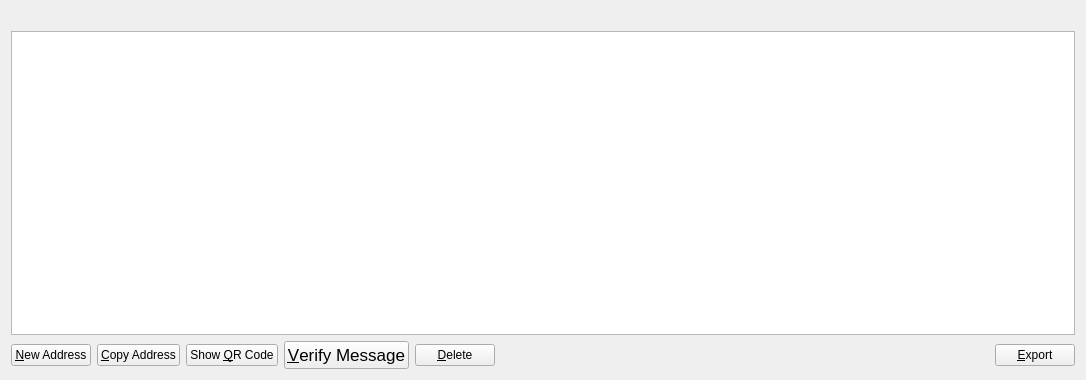
First picture: the form in src/qt/forms/addressbookpage.ui, repository smileycoin/smileyCoin, before the edit.
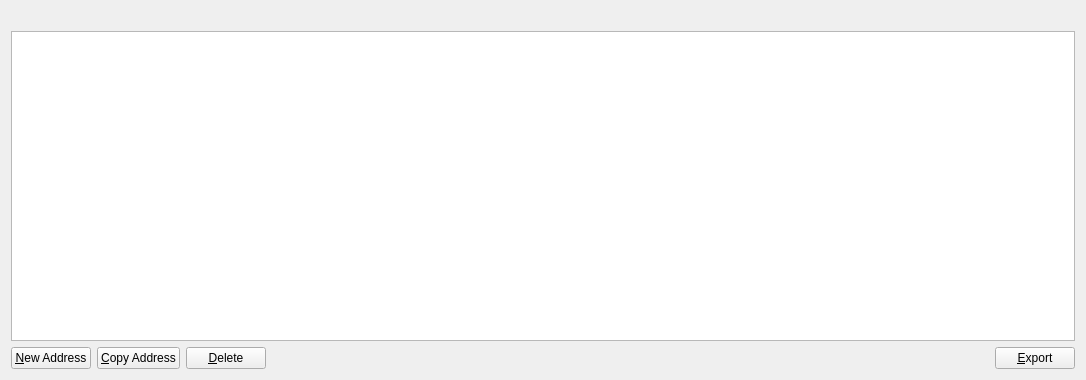
Second picture: the form after the edit. Icons and pictures are not drawn.

Diff of the .ui file:
```diff
--- a/src/qt/forms/addressbookpage.ui
+++ b/src/qt/forms/addressbookpage.ui
@@ -113,46 +113,6 @@
        </property>
       </widget>
      </item>
-     <item>
-      <widget class="QPushButton" name="showQRCode">
-       <property name="font">
-        <font>
-         <family>Helvetica</family>
-         <weight>50</weight>
-         <bold>false</bold>
-        </font>
-       </property>
-       <property name="text">
-        <string>Show &amp;QR Code</string>
-       </property>
-       <property name="icon">
-        <iconset resource="../bitcoin.qrc">
-         <normaloff>:/icons/qrcode</normaloff>:/icons/qrcode</iconset>
-       </property>
-      </widget>
-     </item>
-     <item>
-      <widget class="QPushButton" name="verifyMessage">
-       <property name="font">
-        <font>
-         <family>Helvetica</family>
-         <pointsize>13</pointsize>
-         <weight>50</weight>
-         <bold>false</bold>
-        </font>
-       </property>
-       <property name="toolTip">
-         <string>Verify a message to ensure it was signed with a specified Auroracoin address</string>
-       </property>
-       <property name="text">
-        <string>&amp;Verify Message</string>
-       </property>
-       <property name="icon">
-        <iconset resource="../bitcoin.qrc">
-         <normaloff>:/icons/transaction_0</normaloff>:/icons/transaction_0</iconset>
-       </property>
-      </widget>
-     </item>
      <item>
       <widget class="QPushButton" name="deleteAddress">
        <property name="font">
```
